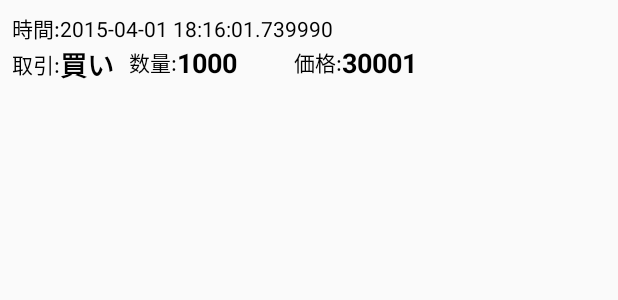
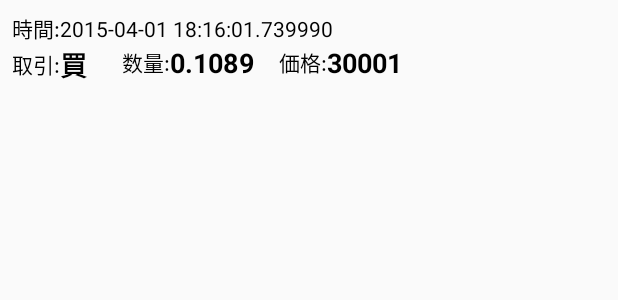
Before and after one commit to yoshihitoijichi/ZaifVirtualCurrency, an Android app: the layout item_btc_jpy.xml on its own in the app's theme, with its tools: preview values and no code run, on a phone screen of 412 x 824 dp. Shown: the top 300 px of the screen. Run offline under Robolectric (Android 15) with nearby library versions, the phone set to English and light mode, and no system bars; network calls fail.

```diff
--- a/app/src/main/java/net/ijichi/zaifvirtualcurrency/api/model/entity/Trade.kt
+++ b/app/src/main/java/net/ijichi/zaifvirtualcurrency/api/model/entity/Trade.kt
@@ -1,4 +1,7 @@
 package net.ijichi.zaifvirtualcurrency.api.model.entity
+
+import net.ijichi.zaifvirtualcurrency.api.model.enum.TradeType
+
 
 data class Trade(
     val date: Long,
@@ -6,5 +9,5 @@ data class Trade(
     val amount: Double,
     val tid: Double,
     val currencyPair: String,
-    val tradeType: String
+    val tradeType: TradeType
 )
--- a/app/src/main/java/net/ijichi/zaifvirtualcurrency/ui/adapter/BtcJpyRecyclerAdapter.kt
+++ b/app/src/main/java/net/ijichi/zaifvirtualcurrency/ui/adapter/BtcJpyRecyclerAdapter.kt
@@ -27,7 +27,7 @@ class BtcJpyRecyclerAdapter(
         when(holder){
             is BtcJpyViewHolder -> {
                 val item = states[position]
-                holder.update(item)
+                holder.update(item, position % 2 == 0)
             }
         }
     }
--- a/app/src/main/res/layout/item_btc_jpy.xml
+++ b/app/src/main/res/layout/item_btc_jpy.xml
@@ -7,6 +7,7 @@
         android:layout_height="wrap_content">
 
         <LinearLayout
+            android:id="@+id/btc_jpy_item_root"
             android:layout_width="match_parent"
             android:layout_height="wrap_content"
             android:orientation="vertical"
@@ -57,7 +58,7 @@
                         android:layout_width="wrap_content"
                         android:layout_height="wrap_content"
                         android:layout_gravity="center"
-                        android:text="買い"
+                        android:text="@string/bid"
                         android:textColor="@android:color/black"
                         android:textSize="8pt"
                         android:textStyle="bold" />
@@ -67,7 +68,7 @@
                 <LinearLayout
                     android:layout_width="wrap_content"
                     android:layout_height="wrap_content"
-                    android:layout_marginStart="70dp"
+                    android:layout_marginStart="65dp"
                     android:orientation="horizontal">
 
                     <TextView
@@ -83,18 +84,16 @@
                         android:id="@+id/btc_jpy_item_trade_amount_text"
                         android:layout_width="wrap_content"
                         android:layout_height="wrap_content"
-                        android:text="1000"
+                        android:text="0.1089"
                         android:textColor="@android:color/black"
                         android:textSize="8pt"
                         android:textStyle="bold" />
-
                 </LinearLayout>
-
 
                 <LinearLayout
                     android:layout_width="wrap_content"
-                    android:layout_height="wrap_content"
-                    android:layout_marginStart="180dp"
+                    android:layout_height="match_parent"
+                    android:layout_marginStart="170dp"
                     android:orientation="horizontal">
 
                     <TextView
--- a/app/src/main/res/values/strings.xml
+++ b/app/src/main/res/values/strings.xml
@@ -6,7 +6,7 @@
     <string name="label_trade_amount">数量:</string>
     <string name="label_trade_price">価格:</string>
 
-    <string name="bid">買い</string>
-    <string name="ask">売り</string>
+    <string name="bid">買</string>
+    <string name="ask">売</string>
 
 </resources>
```
Also changed, not shown: app/src/main/java/net/ijichi/zaifvirtualcurrency/api/ApiUtil.kt (+11 -14 lines), app/src/main/java/net/ijichi/zaifvirtualcurrency/api/model/enum/TradeType.kt (added, +30 -0 lines), app/src/main/java/net/ijichi/zaifvirtualcurrency/ui/BtcJpyFragment.kt (+7 -9 lines), app/src/main/java/net/ijichi/zaifvirtualcurrency/ui/itemview/BtcJpyItemView.kt (+6 -8 lines), app/src/main/java/net/ijichi/zaifvirtualcurrency/ui/viewholder/BtcJpyViewHolder.kt (+7 -3 lines).
